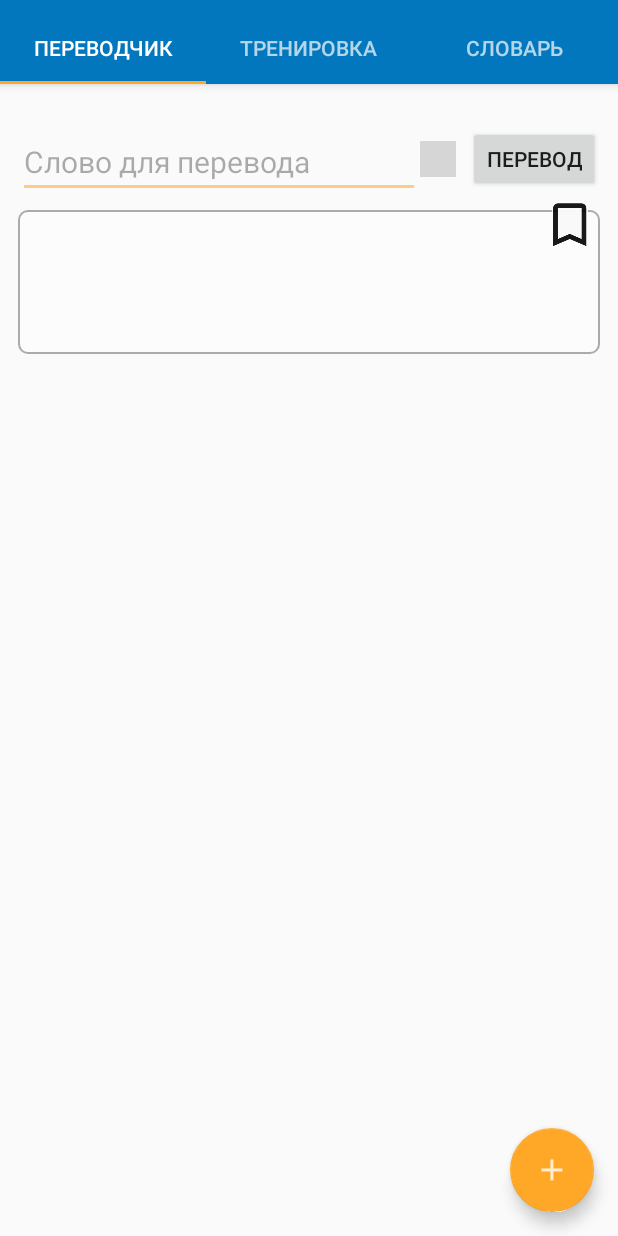
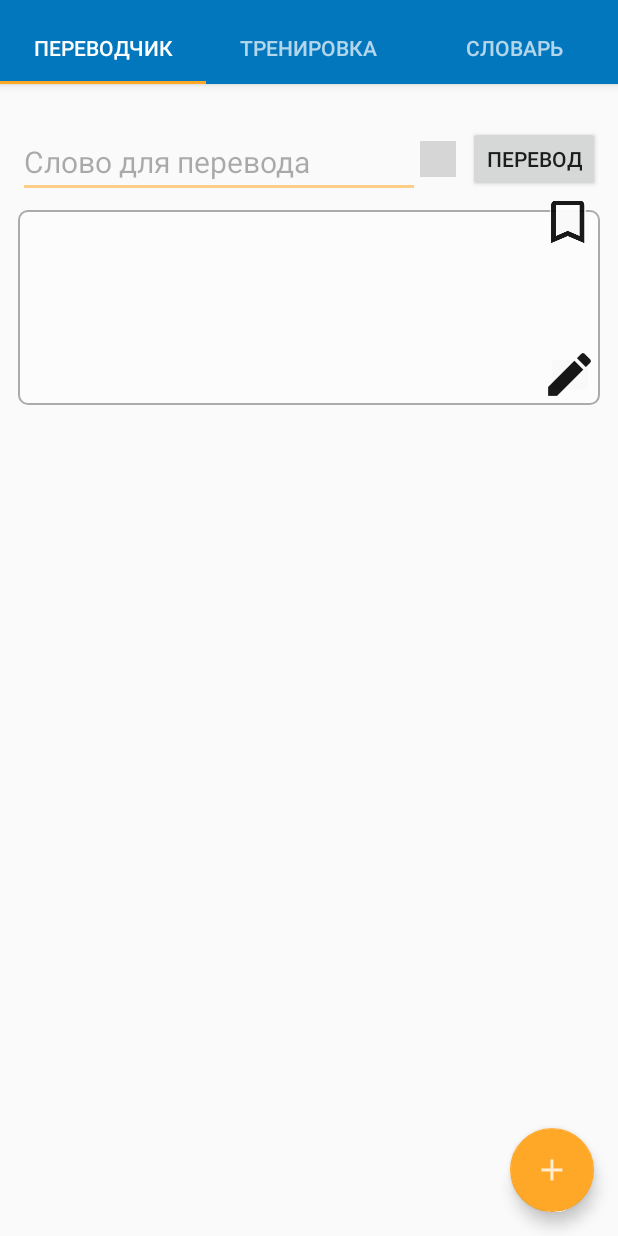
Before and after one commit to bokhonin/Lexicon, an Android app: the screen it shows after launch (MainActivity), after a tap on an icon or button, on a phone screen of 412 x 824 dp. Run offline under Robolectric (Android 15) with nearby library versions, the phone set to English and light mode, and no system bars; grey boxes are pictures that could not be loaded.

Commit message:
new update

```diff
--- a/app/src/main/java/ru/bokhonin/lexicon/presenter/TranslaterFragment.java
+++ b/app/src/main/java/ru/bokhonin/lexicon/presenter/TranslaterFragment.java
@@ -10,11 +10,7 @@ import android.view.LayoutInflater;
 import android.view.View;
 import android.view.ViewGroup;
 import android.view.inputmethod.InputMethodManager;
-import android.widget.Button;
-import android.widget.ImageButton;
-import android.widget.ImageView;
-import android.widget.TextView;
-import android.widget.Toast;
+import android.widget.*;
 import ru.bokhonin.lexicon.R;
 import ru.bokhonin.lexicon.model.TranslationWord;
 import ru.bokhonin.lexicon.model.Vocabulary;
@@ -32,8 +28,9 @@ public class TranslaterFragment extends Fragment {
      */
 //    private static final String ARG_SECTION_NUMBER = "section_number";
 
-    private TextView sourceWordTextView;
-    private TextView translatedWordTextView;
+    private EditText sourceWordTextView;
+    private EditText translatedWordTextView;
+    private ImageButton mBookmarkButton;
 
     public TranslaterFragment() {
         // Required empty public constructor
@@ -47,10 +44,12 @@ public class TranslaterFragment extends Fragment {
 //        Toast.makeText(getActivity(), "onCreateView - TranslaterFragment", Toast.LENGTH_SHORT).show();
 
         View view = inflater.inflate(R.layout.fragment_translater, container, false);
-        sourceWordTextView = (TextView)view.findViewById(R.id.source_word);
-        translatedWordTextView = (TextView)view.findViewById(R.id.translated_word);
+        sourceWordTextView = (EditText)view.findViewById(R.id.source_word);
+        translatedWordTextView = (EditText)view.findViewById(R.id.translated_word);
+        mBookmarkButton = (ImageButton)view.findViewById(R.id.btn_bookmark);
 
-        final Button mTranslateButton = (Button)view.findViewById(R.id.btn_translate);
+
+        Button mTranslateButton = (Button)view.findViewById(R.id.btn_translate);
         mTranslateButton.setOnClickListener(new View.OnClickListener() {
             @Override
             public void onClick(View view) {
@@ -60,10 +59,7 @@ public class TranslaterFragment extends Fragment {
 //                textView.setFocusable(false);
 
                 // Спрячем клавиатуру после перевода
-                InputMethodManager inputManager = (InputMethodManager) getActivity().getSystemService(Context.INPUT_METHOD_SERVICE);
-                inputManager.hideSoftInputFromWindow(getActivity().getCurrentFocus().getWindowToken(), InputMethodManager.HIDE_NOT_ALWAYS);
-
-//                Toast.makeText(getActivity(), ARG_SECTION_NUMBER, Toast.LENGTH_SHORT).show();
+                hideKeyboard();
             }
         });
 
@@ -76,40 +72,64 @@ public class TranslaterFragment extends Fragment {
                 translatedWordTextView.setText("");
 
                 // Покажем клавиатуру после очистки поля
-                InputMethodManager inputManager = (InputMethodManager) getActivity().getSystemService(Context.INPUT_METHOD_SERVICE);
-                inputManager.toggleSoftInput(InputMethodManager.SHOW_FORCED, 0);
+                showKeyboard();
 
-                ImageView imageView = (ImageView)getActivity().findViewById(R.id.btn_bookmark);
-                imageView.setImageResource(R.mipmap.ic_bookmark_border);
+                mBookmarkButton.setImageResource(R.mipmap.ic_bookmark_border);
             }
         });
 
-        ImageButton mBookmarkButton = (ImageButton)view.findViewById(R.id.btn_bookmark);
         mBookmarkButton.setOnClickListener(new View.OnClickListener() {
             @Override
             public void onClick(View view) {
                 String sourceWord = sourceWordTextView.getText().toString();
-                String tranlatedWord = translatedWordTextView.getText().toString();
+                String translatedWord = translatedWordTextView.getText().toString();
 
-                if ((sourceWord.isEmpty() == true) || (tranlatedWord.isEmpty() == true)) {
+                if ((sourceWord.isEmpty() == true) || (translatedWord.isEmpty() == true)) {
                     Toast.makeText(getActivity(), "Не выбрано слово!", Toast.LENGTH_SHORT).show();
                     return;
                 }
 
                 Vocabulary vocab = Vocabulary.get(getActivity());
-                vocab.addTranslationWord(new TranslationWord(sourceWord, tranlatedWord));
+                vocab.addTranslationWord(new TranslationWord(sourceWord, translatedWord));
+
+                mBookmarkButton.setImageResource(R.mipmap.ic_bookmark);
+
+                Toast.makeText(getActivity(), "Добавлено в словарь!", Toast.LENGTH_SHORT).show();
+            }
+        });
 
 
-                ImageView imageView = (ImageView)getActivity().findViewById(R.id.btn_bookmark);
-                imageView.setImageResource(R.mipmap.ic_bookmark);
+        ImageButton mEditButton = (ImageButton)view.findViewById(R.id.btn_edit);
+        mEditButton.setOnClickListener(new View.OnClickListener() {
+            @Override
+            public void onClick(View view) {
+                Toast.makeText(getActivity(), "Edit!", Toast.LENGTH_SHORT).show();
+                translatedWordTextView.setEnabled(true);
+                translatedWordTextView.setCursorVisible(true);
+//                translatedWordTextView.setFocusable(true);
+                translatedWordTextView.setFocusableInTouchMode(true);
 
-//                Toast.makeText(getActivity(), sourceWord + " добавлено в словарь", Toast.LENGTH_SHORT).show();
-                Toast.makeText(getActivity(), "Добавлено в словарь!", Toast.LENGTH_SHORT).show();
+                translatedWordTextView.setSelection(translatedWordTextView.getText().length());
             }
         });
 
         return view;
     }
+
+
+
+    private void showKeyboard() {
+        InputMethodManager inputManager = (InputMethodManager) getActivity().getSystemService(Context.INPUT_METHOD_SERVICE);
+        inputManager.toggleSoftInput(InputMethodManager.SHOW_FORCED, 0);
+    }
+
+    private void hideKeyboard() {
+        InputMethodManager inputManager = (InputMethodManager) getActivity().getSystemService(Context.INPUT_METHOD_SERVICE);
+        inputManager.hideSoftInputFromWindow(getActivity().getCurrentFocus().getWindowToken(), InputMethodManager.HIDE_NOT_ALWAYS);
+    }
+
+
+
 
     /**
      * Returns a new instance of this fragment for the given section
--- /dev/null
+++ b/app/src/main/java/ru/bokhonin/lexicon/presenter/TranslaterPresenter.java
@@ -0,0 +1,6 @@
+package ru.bokhonin.lexicon.presenter;
+
+public class TranslaterPresenter {
+
+
+}
--- /dev/null
+++ b/app/src/main/java/ru/bokhonin/lexicon/presenter/TranslaterView.java
@@ -0,0 +1,4 @@
+package ru.bokhonin.lexicon.presenter;
+
+public interface TranslaterView {
+}
--- a/app/src/main/res/layout/fragment_translater.xml
+++ b/app/src/main/res/layout/fragment_translater.xml
@@ -13,8 +13,11 @@
             android:layout_width="24dp"
             android:layout_height="24dp"
             app:layout_constraintTop_toTopOf="@+id/btn_translate"
-            app:layout_constraintRight_toLeftOf="@+id/btn_translate" android:layout_marginRight="8dp"
-            android:layout_marginEnd="8dp" app:layout_constraintBottom_toBottomOf="@+id/btn_translate"/>
+            app:layout_constraintRight_toLeftOf="@+id/btn_translate"
+            android:layout_marginRight="8dp"
+            android:layout_marginEnd="8dp"
+            app:layout_constraintBottom_toBottomOf="@+id/btn_translate"
+    />
 
     <EditText
             style="@style/InputWord"
@@ -26,10 +29,12 @@
             tools:layout_constraintLeft_creator="1"
             app:layout_constraintLeft_toLeftOf="parent"
             app:layout_constraintRight_toLeftOf="@+id/btn_clear"
-            app:layout_constraintHorizontal_bias="1.0" app:layout_constraintTop_toTopOf="parent"
-            android:layout_marginTop="24dp" android:layout_marginLeft="8dp" android:layout_marginStart="8dp"/>
-
-
+            app:layout_constraintHorizontal_bias="1.0"
+            app:layout_constraintTop_toTopOf="parent"
+            android:layout_marginTop="24dp"
+            android:layout_marginLeft="8dp"
+            android:layout_marginStart="8dp"
+    />
 
     <Button
             android:id="@+id/btn_translate"
@@ -42,14 +47,14 @@
             app:layout_constraintDimensionRatio="h,2:1"
             app:layout_constraintTop_toTopOf="parent"
             android:layout_marginTop="24dp"
-            android:layout_marginEnd="8dp"/>
+            android:layout_marginEnd="8dp"
+    />
 
-
-    <TextView
+    <EditText
             style="@style/TranslatedWord"
             android:id="@+id/translated_word"
             android:layout_width="0dp"
-            android:layout_height="96dp"
+            android:layout_height="130dp"
             tools:layout_constraintTop_creator="1"
             android:layout_marginTop="8dp"
             app:layout_constraintTop_toBottomOf="@+id/source_word"
@@ -57,16 +62,33 @@
             android:layout_marginLeft="0dp"
             android:layout_marginRight="8dp"
             app:layout_constraintRight_toRightOf="parent"
+
+            android:focusable="false"
+            android:inputType="none"
+            android:cursorVisible="false"
+
             />
     <ImageButton
             style="@style/ImageButtonAdd"
             android:layout_width="24dp"
-            android:layout_height="32dp"
+            android:layout_height="28dp"
             app:srcCompat="@mipmap/ic_bookmark_border"
             android:id="@+id/btn_bookmark"
-            android:layout_marginRight="16dp"
-            app:layout_constraintRight_toRightOf="parent" android:layout_marginTop="6dp"
-            app:layout_constraintTop_toBottomOf="@+id/btn_translate"/>
+            android:layout_marginRight="17dp"
+            app:layout_constraintRight_toRightOf="parent"
+            android:layout_marginTop="6dp"
+            app:layout_constraintTop_toBottomOf="@+id/btn_translate"
+    />
 
+    <ImageButton
+            style="@style/ImageButtonEdit"
+            android:layout_width="32dp"
+            android:layout_height="32dp"
+            app:srcCompat="@mipmap/ic_mode_edit"
+            android:id="@+id/btn_edit"
+            app:layout_constraintBottom_toBottomOf="@+id/translated_word"
+            android:layout_marginBottom="4dp"
+            android:layout_marginRight="4dp"
+            app:layout_constraintRight_toRightOf="@+id/translated_word"/>
 
 </android.support.constraint.ConstraintLayout>
--- a/app/src/main/res/values/styles.xml
+++ b/app/src/main/res/values/styles.xml
@@ -36,7 +36,7 @@
         <!-- <item name="android:layout_marginTop">16dp</item>-->
     </style>
 
-    <style name="TranslatedWord">
+    <style name="TranslatedWord" parent="Base.Widget.AppCompat.EditText">
         <item name="android:textSize">28sp</item>
         <item name="android:gravity">center_vertical|center_horizontal</item>
         <item name="android:background">@drawable/my_border</item>
@@ -51,6 +51,10 @@
         <item name="android:layout_marginTop">32dp</item>
     </style>
 
+    <style name="ImageButtonEdit" parent="Base.Widget.AppCompat.ImageButton">
+        <item name="android:alpha">.90</item>
+    </style>
+
     <style name="ImageButtonClear" parent="Base.Widget.AppCompat.ImageButton">
         <item name="android:alpha">.12</item>
         <item name="android:background">@drawable/button_display</item>
```
Also changed, not shown: app/src/main/ic_edit-web.png (added), app/src/main/ic_mode_edit-web.png (added), app/src/main/res/mipmap-hdpi/ic_edit.png (added), app/src/main/res/mipmap-hdpi/ic_mode_edit.png (added), app/src/main/res/mipmap-mdpi/ic_edit.png (added), app/src/main/res/mipmap-mdpi/ic_mode_edit.png (added), app/src/main/res/mipmap-xhdpi/ic_edit.png (added), app/src/main/res/mipmap-xhdpi/ic_mode_edit.png (added), app/src/main/res/mipmap-xxhdpi/ic_edit.png (added), app/src/main/res/mipmap-xxhdpi/ic_mode_edit.png (added), app/src/main/res/mipmap-xxxhdpi/ic_edit.png (added), app/src/main/res/mipmap-xxxhdpi/ic_mode_edit.png (added).
